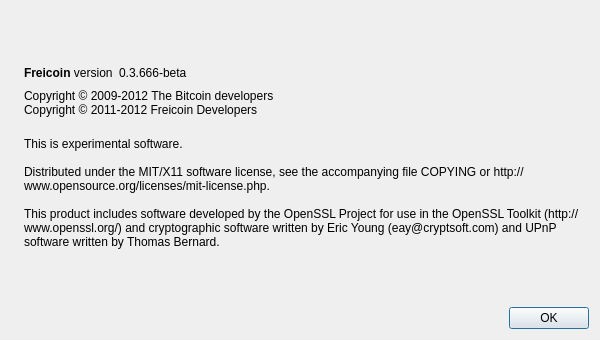
First picture: the form in src/qt/forms/aboutdialog.ui, repository jlay11/sharecoin, before the edit.
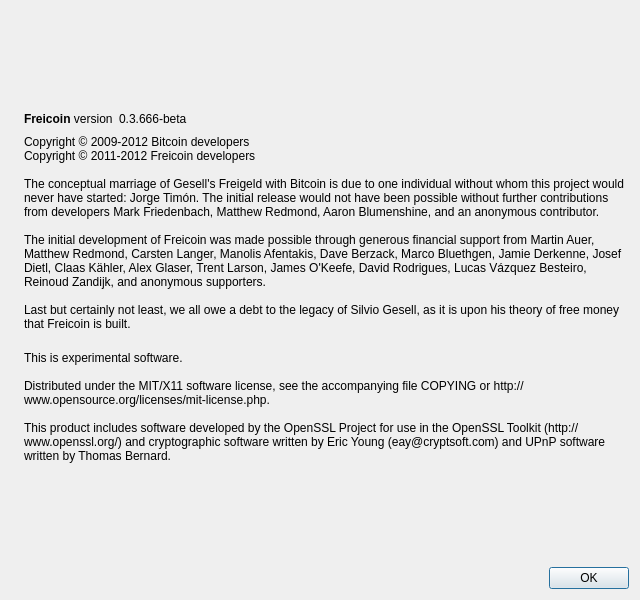
Second picture: the form after the edit. Icons and pictures are not drawn.

Commit message: Added about menu crediting developers and Indiegogo supporters, as well as the big man himself, Silvio Gesell.

Patch:
```diff
--- a/src/qt/forms/aboutdialog.ui
+++ b/src/qt/forms/aboutdialog.ui
@@ -6,8 +6,8 @@
    <rect>
     <x>0</x>
     <y>0</y>
-    <width>600</width>
-    <height>340</height>
+    <width>640</width>
+    <height>600</height>
    </rect>
   </property>
   <property name="windowTitle">
@@ -91,8 +91,17 @@
         <cursorShape>IBeamCursor</cursorShape>
        </property>
        <property name="text">
-        <string>Copyright © 2009-2012 The Bitcoin developers
-Copyright © 2011-2012 Freicoin Developers</string>
+        <string>Copyright © 2009-2012 Bitcoin developers
+Copyright © 2011-2012 Freicoin developers
+
+The conceptual marriage of Gesell's Freigeld with Bitcoin is due to one individual without whom this project would never have started: Jorge Timón. The initial release would not have been possible without further contributions from developers Mark Friedenbach, Matthew Redmond, Aaron Blumenshine, and an anonymous contributor.
+
+The initial development of Freicoin was made possible through generous financial support from Martin Auer, Matthew Redmond, Carsten Langer, Manolis Afentakis, Dave Berzack, Marco Bluethgen, Jamie Derkenne, Josef Dietl, Claas Kähler, Alex Glaser, Trent Larson, James O'Keefe, David Rodrigues, Lucas Vázquez Besteiro, Reinoud Zandijk, and anonymous supporters.
+
+Last but certainly not least, we all owe a debt to the legacy of Silvio Gesell, as it is upon his theory of free money that Freicoin is built.</string>
+       </property>
+       <property name="wordWrap">
+        <bool>true</bool>
        </property>
        <property name="textInteractionFlags">
         <set>Qt::LinksAccessibleByMouse|Qt::TextSelectableByKeyboard|Qt::TextSelectableByMouse</set>
```
